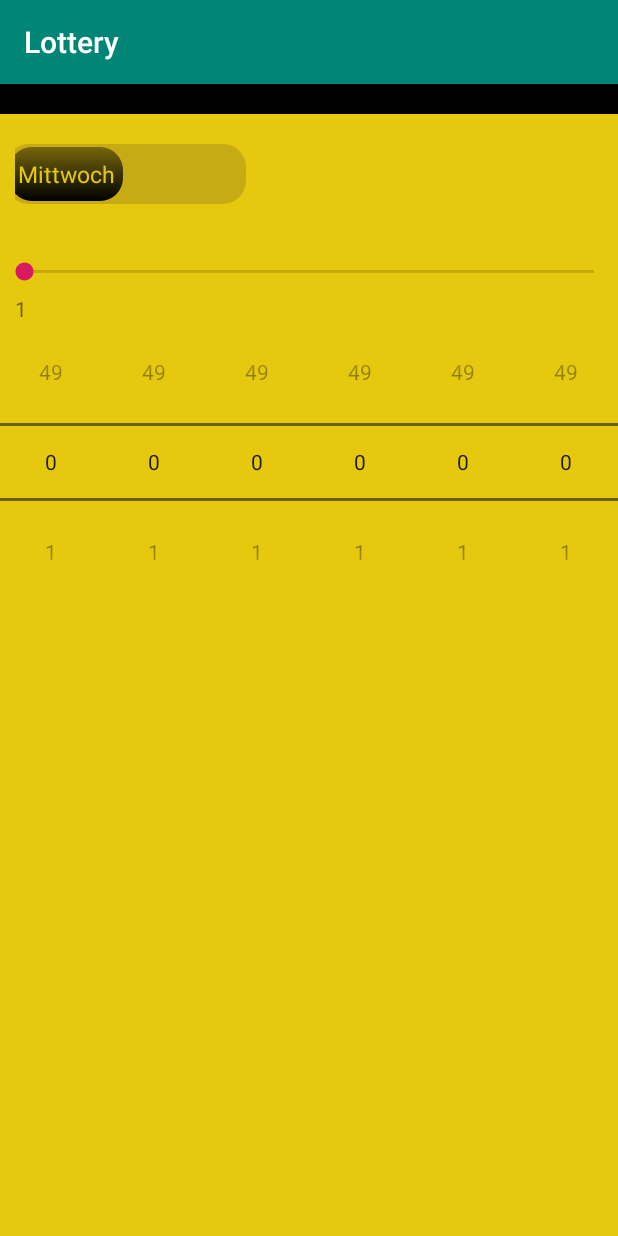
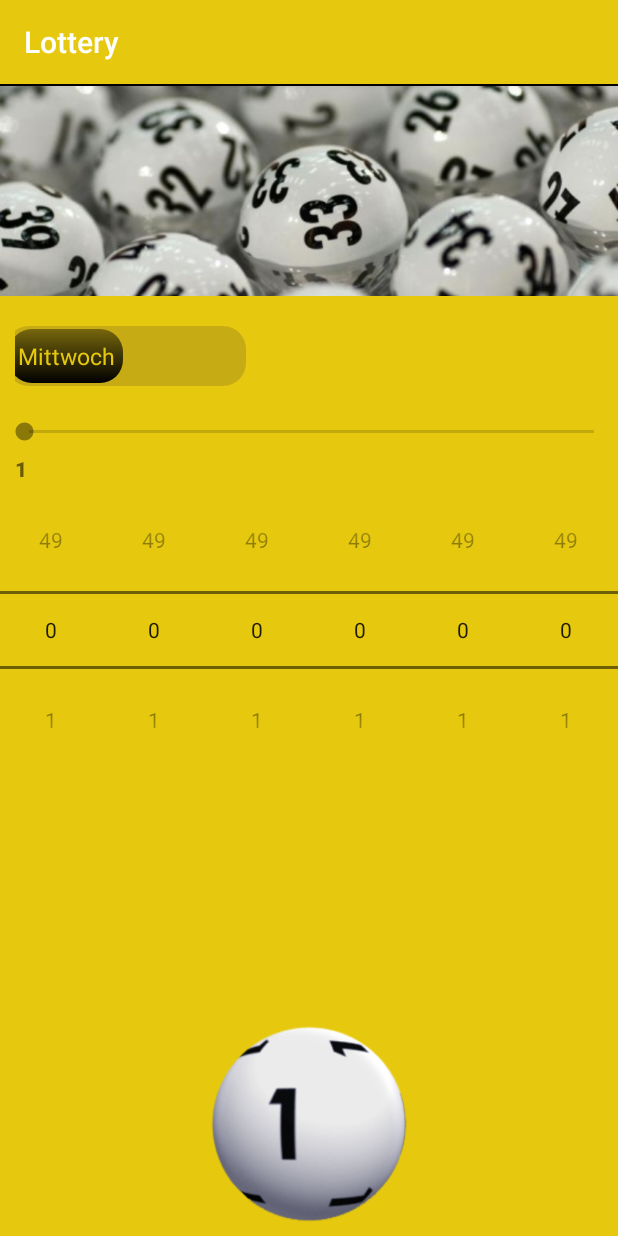
Before and after one commit to IvanReizgas/spaghetti, an Android app: the screen it shows after launch (FullscreenActivity), on a phone screen of 412 x 824 dp. Run offline under Robolectric (Android 15) with nearby library versions, the phone set to English and light mode, and no system bars; our stand-ins replace AdMob; 3 statements that could not run were skipped.

Commit message:
more ui (2)

```diff
--- a/app/build.gradle
+++ b/app/build.gradle
@@ -26,4 +26,5 @@ dependencies {
     testImplementation 'junit:junit:4.12'
     androidTestImplementation 'androidx.test.ext:junit:1.1.0'
     androidTestImplementation 'androidx.test.espresso:espresso-core:3.1.1'
+    implementation 'com.google.android.gms:play-services-ads:18.3.0'
 }
--- a/app/src/main/AndroidManifest.xml
+++ b/app/src/main/AndroidManifest.xml
@@ -20,6 +20,9 @@
                 <category android:name="android.intent.category.LAUNCHER" />
             </intent-filter>
         </activity>
+        <meta-data
+            android:name="com.google.android.gms.ads.AD_MANAGER_APP"
+            android:value="true"/>
     </application>
 
 </manifest>
--- a/app/src/main/java/com/kruegerapps/lottery/FullscreenActivity.java
+++ b/app/src/main/java/com/kruegerapps/lottery/FullscreenActivity.java
@@ -5,11 +5,19 @@ import androidx.appcompat.app.AppCompatActivity;
 import android.os.Build;
 import android.os.Bundle;
 import android.view.View;
+import android.view.animation.Animation;
+import android.view.animation.AnimationUtils;
+import android.widget.Button;
+import android.widget.ImageButton;
+import android.widget.ImageView;
 import android.widget.NumberPicker;
 import android.widget.SeekBar;
 import android.widget.Switch;
 import android.widget.TextSwitcher;
 import android.widget.TextView;
+
+import com.google.android.gms.ads.AdSize;
+import com.google.android.gms.ads.doubleclick.PublisherAdView;
 
 /**
  * An example full-screen activity that shows and hides the system UI (i.e.
@@ -71,6 +79,7 @@ public class FullscreenActivity extends AppCompatActivity {
 //            hide();
 //        }
 //    };
+
   /**
    * Touch listener to use for in-layout UI controls to delay hiding the
    * system UI. This is to prevent the jarring behavior of controls going away
@@ -85,12 +94,19 @@ public class FullscreenActivity extends AppCompatActivity {
 //            return false;
 //        }
 //    };
-
   @Override
   protected void onCreate(Bundle savedInstanceState) {
     super.onCreate(savedInstanceState);
 
     setContentView(R.layout.activity_fullscreen);
+
+    PublisherAdView adView = new PublisherAdView(this);
+    adView.setAdSizes(AdSize.BANNER);
+    adView.setAdUnitId("/6499/example/banner");
+    //getActionBar().setCustomView(adView);
+
+    ImageView image1 = (ImageView) findViewById(R.id.image1);
+    //image1.setImageResource(R.drawable.bc_lotto);
 
     Switch switcher = (Switch) findViewById(R.id.switcher);
     switcher.setTextColor(getResources().getColor(R.color.yellowFromTheEgg, null));
@@ -103,23 +119,22 @@ public class FullscreenActivity extends AppCompatActivity {
     seekBar.setProgress(0);
 
     final TextView barNumber = (TextView) findViewById(R.id.barNumber);
-        barNumber.setText(String.valueOf(seekBar.getProgress()+1));
+    barNumber.setText(String.valueOf(seekBar.getProgress() + 1));
 
-        seekBar.setOnSeekBarChangeListener(new SeekBar.OnSeekBarChangeListener(){
-
+    seekBar.setOnSeekBarChangeListener(new SeekBar.OnSeekBarChangeListener() {
       @Override
       public void onProgressChanged(SeekBar seekBar, int progress, boolean fromUser) {
-                                                   barNumber.setText(String.valueOf(progress+1));
+        barNumber.setText(String.valueOf(progress + 1));
       }
 
       @Override
       public void onStartTrackingTouch(SeekBar seekBar) {
       }
+
       @Override
       public void onStopTrackingTouch(SeekBar seekBar) {
       }
     });
-
 
 
     createPicker(R.id.np1);
@@ -130,6 +145,16 @@ public class FullscreenActivity extends AppCompatActivity {
     createPicker(R.id.np6);
 
 
+    final Animation myAnim = AnimationUtils.loadAnimation(this, R.anim.shake);
+    ImageButton myButton = (ImageButton) findViewById(R.id.button1);
+    myButton.setAnimation(myAnim);
+
+    myButton.setOnClickListener(new View.OnClickListener() {
+      @Override
+      public void onClick(View v) {
+        v.startAnimation(myAnim);
+      }
+    });
 
 //        mVisible = true;
 //        mControlsView = findViewById(R.id.fullscreen_content_controls);
@@ -157,7 +182,7 @@ public class FullscreenActivity extends AppCompatActivity {
     np.setWrapSelectorWheel(true);
     np.setOnValueChangedListener(new NumberPicker.OnValueChangeListener() {
       @Override
-            public void onValueChange(NumberPicker picker, int oldVal, int newVal){
+      public void onValueChange(NumberPicker picker, int oldVal, int newVal) {
         //Display the newly selected number from picker
 //                tv.setText("Selected Number : " + newVal);
       }
--- /dev/null
+++ b/app/src/main/res/anim/shake.xml
@@ -0,0 +1,9 @@
+<?xml version="1.0" encoding="utf-8"?>
+<rotate xmlns:android="http://schemas.android.com/apk/res/android"
+    android:duration="100"
+    android:fromDegrees="-5"
+    android:pivotX="50%"
+    android:pivotY="50%"
+    android:repeatCount="3"
+    android:repeatMode="reverse"
+    android:toDegrees="5" />
--- a/app/src/main/res/layout/activity_fullscreen.xml
+++ b/app/src/main/res/layout/activity_fullscreen.xml
@@ -2,9 +2,16 @@
 <LinearLayout xmlns:android="http://schemas.android.com/apk/res/android"
     android:layout_width="match_parent"
     android:layout_height="match_parent"
-    android:layout_marginTop="20dp"
+    android:layout_marginTop="1dp"
     android:background="@color/yellowFromTheEgg"
     android:orientation="vertical">
+
+    <ImageView
+        android:id="@+id/image1"
+        android:layout_width="match_parent"
+        android:layout_height="140dp"
+        android:scaleType="centerCrop"
+        android:src="@drawable/bc_lotto" />
 
     <LinearLayout
         android:layout_width="match_parent"
@@ -22,11 +29,9 @@
             android:id="@+id/switcher"
             android:layout_width="154dp"
             android:layout_height="wrap_content"
-            android:layout_centerInParent="true"
-            android:layout_marginLeft="5dp"
             android:layout_marginEnd="8dp"
             android:layout_marginRight="8dp"
-            android:layout_marginBottom="16dp"
+            android:layout_marginBottom="5dp"
             android:fontFamily="sans-serif-condensed"
             android:showText="true"
             android:switchTextAppearance="@style/SwitchTextAppearance"
@@ -38,14 +43,15 @@
     <LinearLayout
         android:layout_width="match_parent"
         android:layout_height="50dp"
-        android:layout_marginTop="20dp"
+        android:layout_marginTop="5dp"
         android:background="@color/yellowFromTheEgg"
         android:orientation="vertical">
 
         <SeekBar
             android:id="@+id/seekBar"
             android:layout_width="match_parent"
-            android:layout_height="30dp" />
+            android:layout_height="30dp"
+            android:thumbTint="@color/black_overlay" />
 
         <LinearLayout
             android:layout_width="match_parent"
@@ -62,7 +68,9 @@
                 android:id="@+id/barNumber"
                 android:layout_width="30dp"
                 android:layout_height="15dp"
-                android:text="TextView" />
+                android:fontFamily="sans-serif-medium"
+                android:text="TextView"
+                android:textStyle="bold" />
         </LinearLayout>
 
     </LinearLayout>
@@ -70,8 +78,16 @@
     <LinearLayout
         android:layout_width="match_parent"
         android:layout_height="match_parent"
+        android:layout_marginTop="5dp"
+        android:background="@color/yellowFromTheEgg"
+        android:orientation="vertical">
+
+        <LinearLayout
+            android:layout_width="match_parent"
+            android:layout_height="match_parent"
             android:layout_marginTop="2dp"
             android:background="@color/yellowFromTheEgg"
+            android:layout_weight="1"
             android:orientation="horizontal">
 
             <NumberPicker
@@ -111,10 +127,13 @@
                 android:layout_weight="1" />
         </LinearLayout>
 
-    <TextView
-        android:id="@+id/textView"
-        android:layout_width="match_parent"
-        android:layout_height="wrap_content"
-        android:layout_weight="1"
-        android:text="TextView" />
+        <ImageButton
+            android:id="@+id/button1"
+            android:layout_width="150dp"
+            android:layout_height="150dp"
+            android:layout_gravity="center"
+            android:background="@drawable/ball1"
+            android:layout_weight="0" />
+
     </LinearLayout>
+</LinearLayout>
--- a/app/src/main/res/values/styles.xml
+++ b/app/src/main/res/values/styles.xml
@@ -3,7 +3,7 @@
     <!-- Base application theme. -->
     <style name="AppTheme" parent="Theme.AppCompat.Light.DarkActionBar">
         <!-- Customize your theme here. -->
-        <item name="colorPrimary">@color/colorPrimary</item>
+        <item name="colorPrimary">@color/yellowFromTheEgg</item>
         <item name="colorPrimaryDark">@color/colorPrimaryDark</item>
         <item name="colorAccent">@color/colorAccent</item>
     </style>
@@ -17,7 +17,6 @@
     </style>
 
     <style name="FullscreenActionBarStyle" parent="Widget.AppCompat.ActionBar">
-        <item name="android:background">@color/black_overlay</item>
     </style>
 
     <style name="SwitchTextAppearance">
```
Also changed, not shown: app/src/main/res/drawable/ball1.png (added), app/src/main/res/drawable/bc_lotto.jpg (added), app/src/main/res/drawable/logo.jpg (added). Lines whose indentation alone changed are shown as unchanged.
